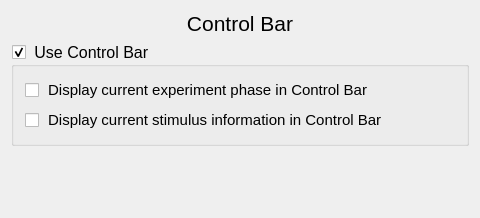
Old version of the form libs/habutil/habit/controlbaroptionsform.ui in the repository djsperka/habit2-src.
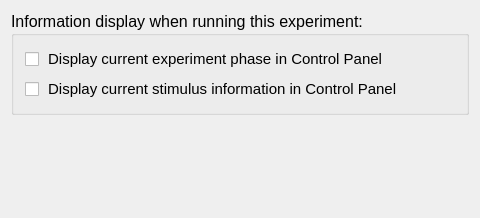
New version of the form.

Diff of the .ui file:
```diff
--- a/libs/habutil/habit/controlbaroptionsform.ui
+++ b/libs/habutil/habit/controlbaroptionsform.ui
@@ -25,25 +25,7 @@
   <property name="windowTitle">
    <string>ControlBarOptionsForm</string>
   </property>
-  <layout class="QVBoxLayout" name="verticalLayout_2" stretch="0,0,1">
-   <item>
-    <widget class="QLabel" name="headerLabel">
-     <property name="font">
-      <font>
-       <pointsize>16</pointsize>
-      </font>
-     </property>
-     <property name="text">
-      <string>Control Bar</string>
-     </property>
-     <property name="textFormat">
-      <enum>Qt::PlainText</enum>
-     </property>
-     <property name="alignment">
-      <set>Qt::AlignCenter</set>
-     </property>
-    </widget>
-   </item>
+  <layout class="QVBoxLayout" name="verticalLayout_2" stretch="0,1">
    <item>
     <widget class="QGroupBox" name="useControlBarGroupBox">
      <property name="sizePolicy">
@@ -58,10 +40,10 @@
       </font>
      </property>
      <property name="title">
-      <string> Use Control Bar</string>
+      <string>Information display when running this experiment:</string>
      </property>
      <property name="checkable">
-      <bool>true</bool>
+      <bool>false</bool>
      </property>
      <layout class="QVBoxLayout" name="verticalLayout_3">
       <item>
@@ -83,7 +65,7 @@
            </font>
           </property>
           <property name="text">
-           <string> Display current experiment phase in Control Bar</string>
+           <string> Display current experiment phase in Control Panel</string>
           </property>
          </widget>
         </item>
@@ -101,7 +83,7 @@
            </font>
           </property>
           <property name="text">
-           <string> Display current stimulus information in Control Bar</string>
+           <string> Display current stimulus information in Control Panel</string>
           </property>
          </widget>
         </item>
```
